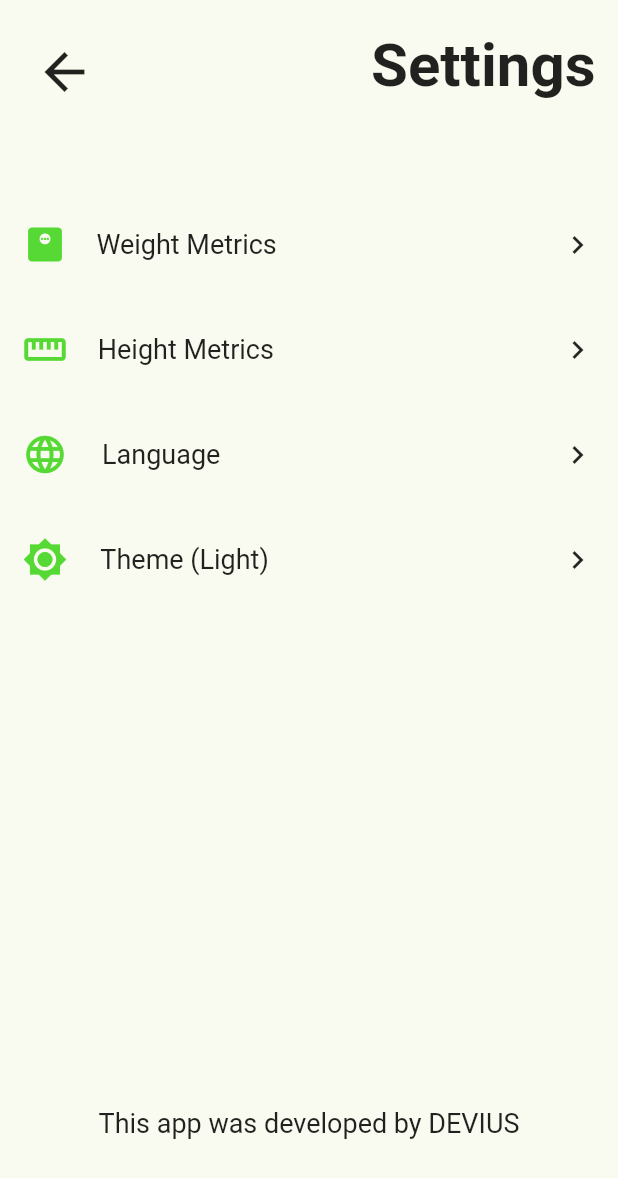
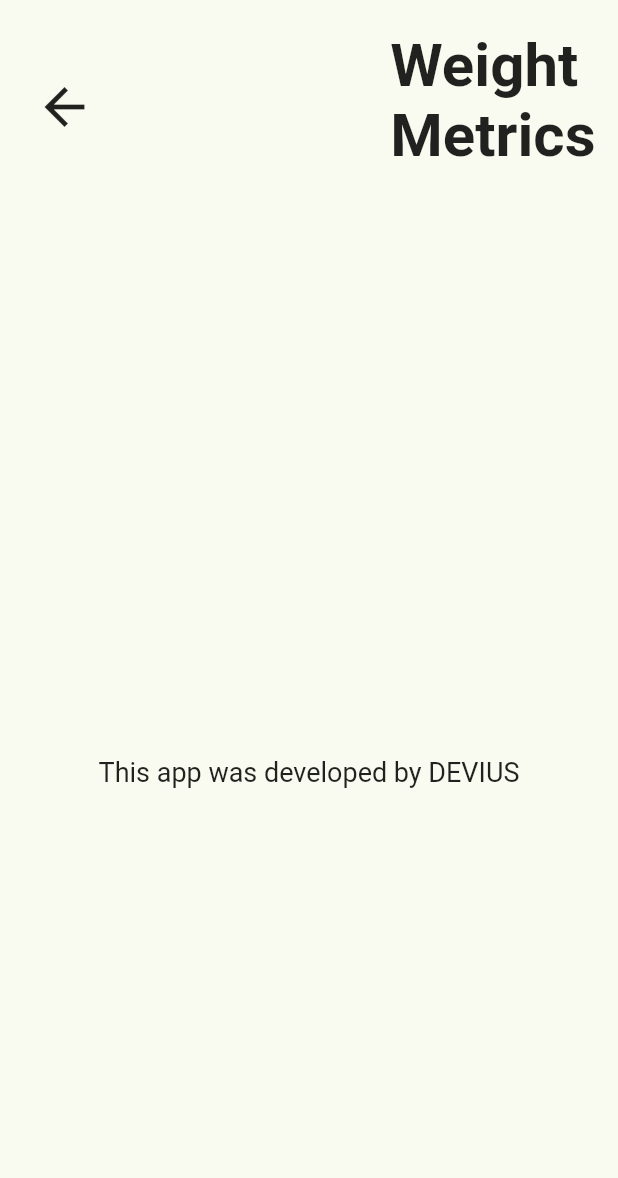
Before and after one commit to Alireza-Seif/BMI, a Flutter app: the screen it shows after launch, on a phone screen of 412 x 824 dp. Shown: the top 1178 px of the screen. Run offline on Flutter 3.47's test engine with Material 2 defaults, Android fonts, the phone set to English and light mode, and no system bars.

Commit message:
feat: Start building the weight settings page

```diff
--- a/lib/main.dart
+++ b/lib/main.dart
@@ -1,4 +1,4 @@
-import 'package:first/screens/settingsPage.dart';
+import 'package:first/screens/settings_pages/weight_settings_page.dart';
 import 'package:flutter/material.dart';
 
 void main() {
@@ -14,7 +14,7 @@ class MyApp extends StatelessWidget {
     return const MaterialApp(
       debugShowCheckedModeBanner: false,
       title: 'BMI',
-      home: SetteingsPage(),
+      home: WeightSettingsPage(),
     );
   }
 }
--- /dev/null
+++ b/lib/screens/settings_pages/weight_settings_page.dart
@@ -0,0 +1,50 @@
+import 'package:flutter/material.dart';
+
+class WeightSettingsPage extends StatelessWidget {
+  const WeightSettingsPage({super.key});
+
+  @override
+  Widget build(BuildContext context) {
+    return Scaffold(
+      body: SafeArea(
+        child: Container(
+          color: const Color(0xFFFAFBF0),
+          padding: const EdgeInsets.fromLTRB(15, 20, 15, 10),
+          child: Column(
+            children: [
+              Row(
+                mainAxisAlignment: MainAxisAlignment.spaceBetween,
+                children: [
+                  IconButton(
+                    onPressed: () {},
+                    icon: const Icon(
+                      Icons.arrow_back_outlined,
+                      size: 40,
+                    ),
+                  ),
+                  const Text(
+                    '''Weight
+Metrics''',
+                    style: TextStyle(fontSize: 40, fontWeight: FontWeight.bold),
+                  )
+                ],
+              ),
+              const SizedBox(
+                height: 80,
+              ),
+              const SizedBox(
+                height: 310,
+              ),
+              const Text(
+                'This app was developed by DEVIUS',
+                style: TextStyle(
+                  fontSize: 18,
+                ),
+              )
+            ],
+          ),
+        ),
+      ),
+    );
+  }
+}
```
